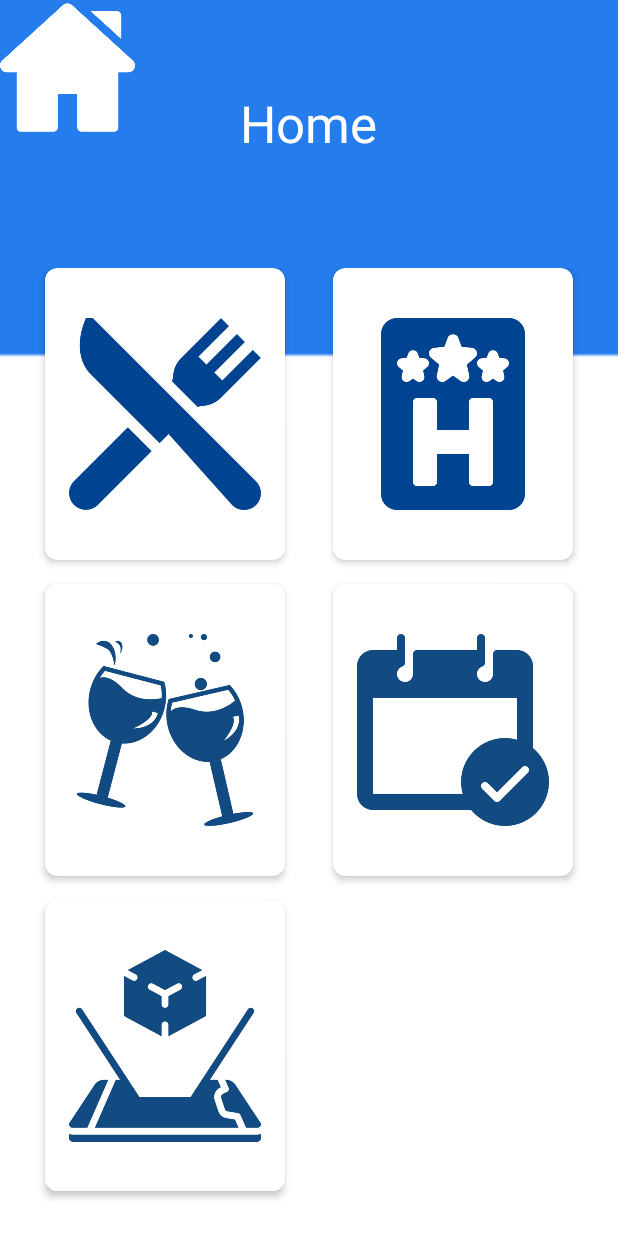
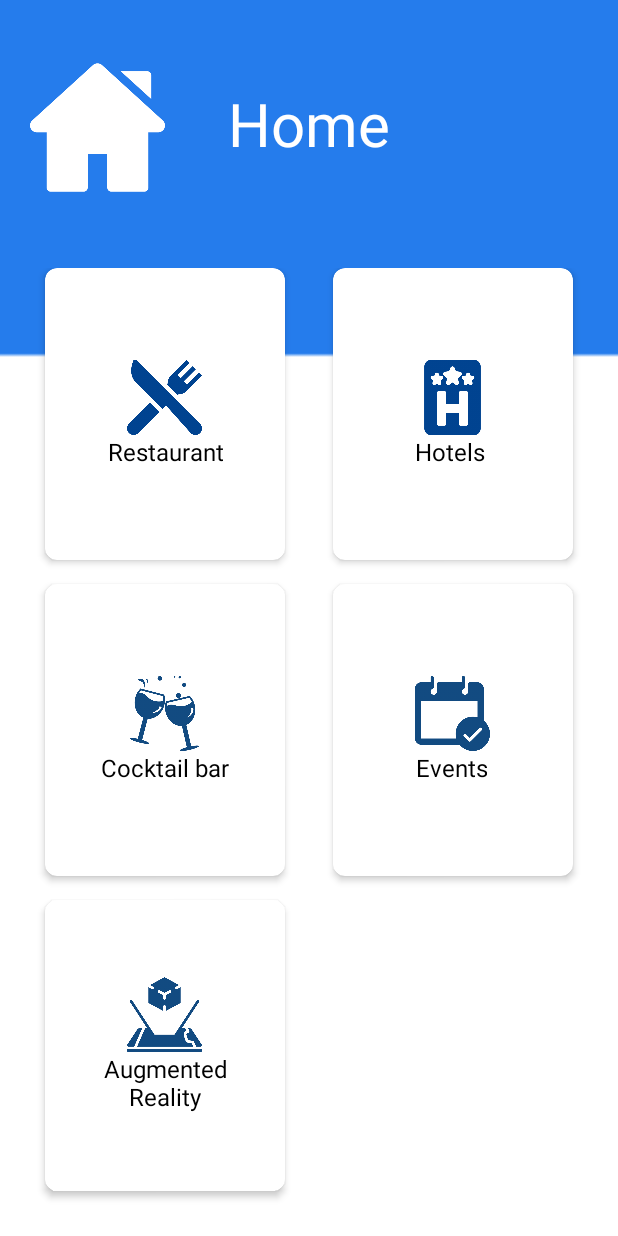
Before and after one commit to jenni9805/TravelInParacho, an Android app: the home screen opened directly, with no data from a screen before it, on a phone screen of 412 x 824 dp. Run offline under Robolectric (Android 15) with nearby library versions, the phone set to English and light mode, and no system bars.

Commit message:
Mejora pantalla Home

```diff
--- a/app/src/main/res/layout/activity_home.xml
+++ b/app/src/main/res/layout/activity_home.xml
@@ -18,6 +18,8 @@
             android:id="@+id/imageHome"
             android:layout_width="90dp"
             android:layout_height="90dp"
+            android:layout_marginTop="40dp"
+            android:layout_marginLeft="20dp"
             android:src="@drawable/homerun" />
 
         <TextView
@@ -26,7 +28,7 @@
             android:layout_height="wrap_content"
             android:text="@string/inicio"
             android:textColor="@android:color/white"
-            android:textSize="34sp"
+            android:textSize="40sp"
             android:layout_centerInParent="true"
             />
 
@@ -61,19 +63,19 @@
                 android:orientation="vertical">
 
                 <ImageView
-                    android:layout_width="wrap_content"
-                    android:layout_height="wrap_content"
+                    android:layout_width="50dp"
+                    android:layout_height="50dp"
                     android:layout_gravity="center_horizontal"
                     android:src="@drawable/food" />
 
                 <TextView
                     android:text="@string/restaurante"
                     android:textAlignment="center"
-                    android:textColor="@color/colorAccent"
-                    android:textSize="20dp"
+                    android:textColor="#000000"
+                    android:textSize="16dp"
                     android:layout_width="wrap_content"
                     android:layout_height="wrap_content"
-                    android:gravity="center_horizontal" />
+                    android:gravity="center_horizontal"/>
 
             </LinearLayout>
 
@@ -98,52 +100,15 @@
                 android:orientation="vertical">
 
                 <ImageView
-                    android:layout_width="wrap_content"
-                    android:layout_height="wrap_content"
+                    android:layout_width="50dp"
+                    android:layout_height="50dp"
                     android:layout_gravity="center_horizontal"
                     android:src="@drawable/sign" />
 
                 <TextView
                     android:text="@string/hotel"
                     android:textAlignment="center"
-                    android:textColor="@color/colorAccent"
-                    android:textSize="20dp"
-                    android:layout_width="wrap_content"
-                    android:layout_height="wrap_content"
-                    android:gravity="center_horizontal" />
-
-            </LinearLayout>
-
-        </androidx.cardview.widget.CardView>
-
-        <androidx.cardview.widget.CardView
-            android:layout_width="0dp"
-            android:layout_height="0dp"
-            android:layout_rowWeight="1"
-            android:layout_columnWeight="1"
-            android:layout_marginLeft="16dp"
-            android:layout_marginRight="16dp"
-            android:layout_marginBottom="16dp"
-            android:translationZ="@dimen/cardview_compat_inset_shadow"
-            app:cardCornerRadius="8dp">
-
-            <LinearLayout
-                android:layout_width="wrap_content"
-                android:layout_height="wrap_content"
-                android:layout_gravity="center_horizontal|center_vertical"
-                android:layout_margin="16dp"
-                android:orientation="vertical">
-
-                <ImageView
-                    android:layout_width="wrap_content"
-                    android:layout_height="wrap_content"
-                    android:layout_gravity="center_horizontal"
-                    android:src="@drawable/cheers" />
-
-                <TextView
-                    android:text="@string/bar"
-                    android:textAlignment="center"
-                    android:textColor="@color/colorAccent"
+                    android:textColor="#000000"
                     android:textSize="16dp"
                     android:layout_width="wrap_content"
                     android:layout_height="wrap_content"
@@ -172,15 +137,15 @@
                 android:orientation="vertical">
 
                 <ImageView
-                    android:layout_width="wrap_content"
-                    android:layout_height="wrap_content"
+                    android:layout_width="50dp"
+                    android:layout_height="50dp"
                     android:layout_gravity="center_horizontal"
-                    android:src="@drawable/event" />
+                    android:src="@drawable/cheers" />
 
                 <TextView
-                    android:text="@string/eventos"
+                    android:text="@string/bar"
                     android:textAlignment="center"
-                    android:textColor="@color/colorAccent"
+                    android:textColor="#000000"
                     android:textSize="16dp"
                     android:layout_width="wrap_content"
                     android:layout_height="wrap_content"
@@ -209,17 +174,54 @@
                 android:orientation="vertical">
 
                 <ImageView
+                    android:layout_width="50dp"
+                    android:layout_height="50dp"
+                    android:layout_gravity="center_horizontal"
+                    android:src="@drawable/event" />
+
+                <TextView
+                    android:text="@string/eventos"
+                    android:textAlignment="center"
+                    android:textColor="#000000"
+                    android:textSize="16dp"
                     android:layout_width="wrap_content"
                     android:layout_height="wrap_content"
+                    android:gravity="center_horizontal" />
+
+            </LinearLayout>
+
+        </androidx.cardview.widget.CardView>
+
+        <androidx.cardview.widget.CardView
+            android:layout_width="0dp"
+            android:layout_height="0dp"
+            android:layout_rowWeight="1"
+            android:layout_columnWeight="1"
+            android:layout_marginLeft="16dp"
+            android:layout_marginRight="16dp"
+            android:layout_marginBottom="16dp"
+            android:translationZ="@dimen/cardview_compat_inset_shadow"
+            app:cardCornerRadius="8dp">
+
+            <LinearLayout
+                android:layout_width="wrap_content"
+                android:layout_height="wrap_content"
+                android:layout_gravity="center_horizontal|center_vertical"
+                android:layout_margin="16dp"
+                android:orientation="vertical">
+
+                <ImageView
+                    android:layout_width="50dp"
+                    android:layout_height="50dp"
                     android:layout_gravity="center_horizontal"
                     android:src="@drawable/mobile" />
 
                 <TextView
-                    android:layout_width="match_parent"
+                    android:layout_width="wrap_content"
                     android:layout_height="wrap_content"
                     android:gravity="center_horizontal"
                     android:text="@string/realidad"
-                    android:textColor="@color/colorAccent"
+                    android:textColor="#000000"
                     android:textSize="16dp" />
 
             </LinearLayout>
```
